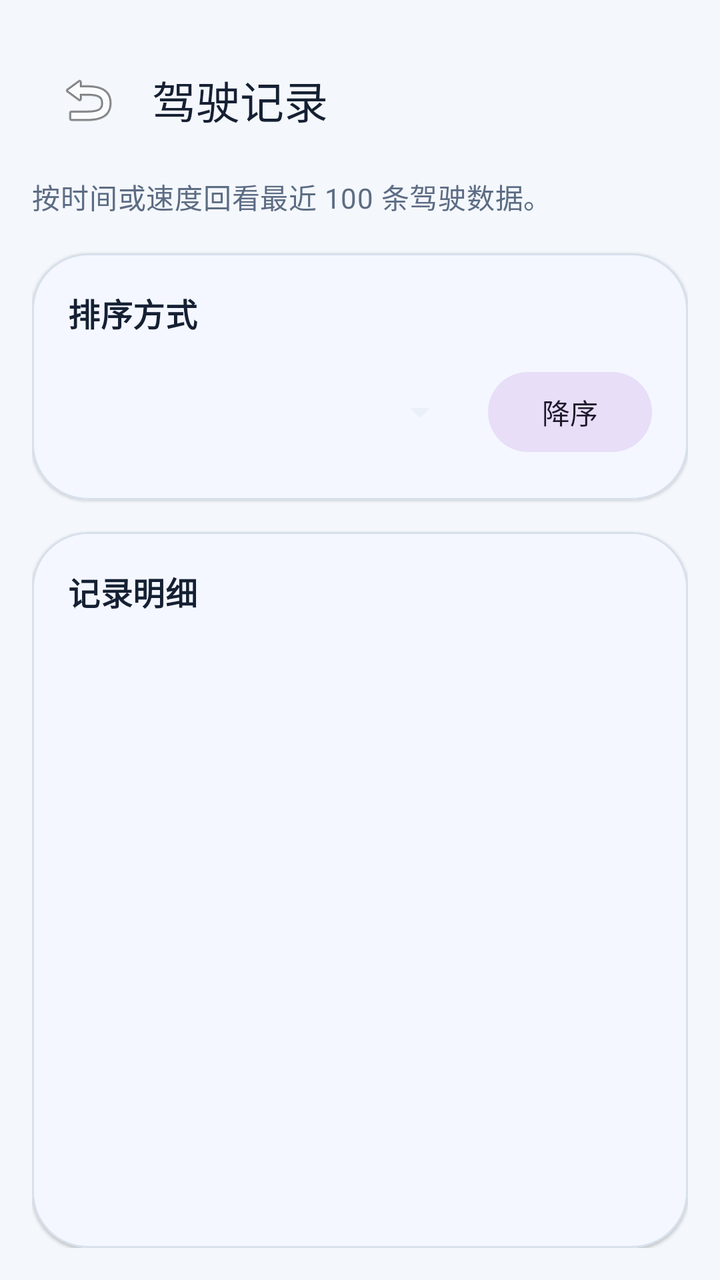
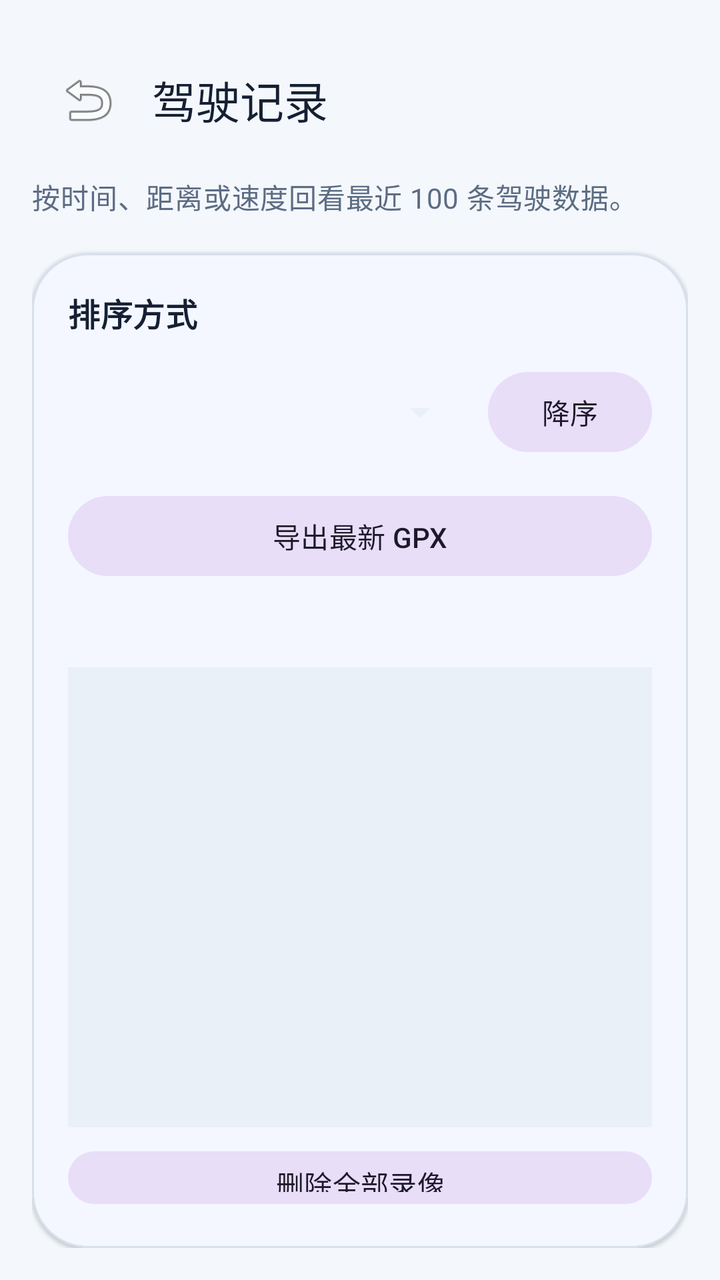

Screens rendered from an Android XML layout before and after an edit, with the pre-edit source and the edit as a unified diff.
<!-- AndroidManifest.xml: application theme Theme.CarSpeed -->
<!-- res/layout/activity_history.xml -->
<?xml version="1.0" encoding="utf-8"?>
<LinearLayout xmlns:android="http://schemas.android.com/apk/res/android"
    xmlns:app="http://schemas.android.com/apk/res-auto"
    android:layout_width="match_parent"
    android:layout_height="match_parent"
    android:background="@color/brand_sand"
    android:orientation="vertical"
    android:paddingStart="16dp"
    android:paddingTop="18dp"
    android:paddingEnd="16dp"
    android:paddingBottom="16dp">

    <com.google.android.material.appbar.MaterialToolbar
        android:id="@+id/toolbar"
        android:layout_width="match_parent"
        android:layout_height="wrap_content"
        android:backgroundTint="@android:color/transparent"
        app:navigationIcon="@android:drawable/ic_menu_revert"
        app:title="@string/history_title"
        app:titleTextColor="@color/text_primary" />

    <TextView
        android:layout_width="match_parent"
        android:layout_height="wrap_content"
        android:layout_marginTop="6dp"
        android:text="@string/history_subtitle"
        android:textAppearance="@style/TextAppearance.CarSpeed.Body" />

    <com.google.android.material.card.MaterialCardView
        android:layout_width="match_parent"
        android:layout_height="wrap_content"
        android:layout_marginTop="18dp"
        style="@style/Widget.CarSpeed.Card">

        <LinearLayout
            android:layout_width="match_parent"
            android:layout_height="wrap_content"
            android:orientation="vertical"
            android:padding="18dp">

            <TextView
                android:id="@+id/tvSortLabel"
                android:layout_width="wrap_content"
                android:layout_height="wrap_content"
                android:text="@string/sort_label"
                android:textAppearance="@style/TextAppearance.CarSpeed.SectionTitle" />

            <LinearLayout
                android:layout_width="match_parent"
                android:layout_height="wrap_content"
                android:layout_marginTop="12dp"
                android:gravity="center_vertical"
                android:orientation="horizontal">

                <Spinner
                    android:id="@+id/spSortField"
                    android:layout_width="0dp"
                    android:layout_height="52dp"
                    android:layout_weight="1"
                    android:backgroundTint="@color/surface_secondary" />

                <com.google.android.material.button.MaterialButton
                    android:id="@+id/btnSortOrder"
                    style="@style/Widget.Material3.Button.TonalButton"
                    android:layout_width="wrap_content"
                    android:layout_height="wrap_content"
                    android:layout_marginStart="10dp"
                    android:minWidth="82dp"
                    android:text="降序" />
            </LinearLayout>
        </LinearLayout>
    </com.google.android.material.card.MaterialCardView>

    <com.google.android.material.card.MaterialCardView
        android:layout_width="match_parent"
        android:layout_height="0dp"
        android:layout_marginTop="16dp"
        android:layout_weight="1"
        style="@style/Widget.CarSpeed.Card">

        <LinearLayout
            android:layout_width="match_parent"
            android:layout_height="match_parent"
            android:orientation="vertical"
            android:padding="18dp">

            <TextView
                android:layout_width="match_parent"
                android:layout_height="wrap_content"
                android:text="@string/history_panel_title"
                android:textAppearance="@style/TextAppearance.CarSpeed.SectionTitle" />

            <ScrollView
                android:layout_width="match_parent"
                android:layout_height="0dp"
                android:layout_marginTop="12dp"
                android:layout_weight="1">

                <TextView
                    android:id="@+id/tvHistory"
                    android:layout_width="match_parent"
                    android:layout_height="wrap_content"
                    android:fontFamily="monospace"
                    android:lineSpacingExtra="6dp"
                    android:paddingBottom="4dp"
                    android:textColor="@color/text_primary"
                    android:textSize="13sp" />
            </ScrollView>
        </LinearLayout>
    </com.google.android.material.card.MaterialCardView>
</LinearLayout>
<!-- resources referenced by this layout -->
<resources>
  <color name="brand_sand">#F4F7FB</color>
  <color name="surface_secondary">#EAF0F8</color>
  <color name="text_primary">#152033</color>
  <string name="history_panel_title">记录明细</string>
  <string name="history_subtitle">按时间或速度回看最近 100 条驾驶数据。</string>
  <string name="history_title">驾驶记录</string>
  <string name="sort_label">排序方式</string>
  <style name="TextAppearance.CarSpeed.Body" parent="TextAppearance.Material3.BodyMedium">
          <item name="android:textColor">@color/text_secondary</item>
      </style>
  <style name="TextAppearance.CarSpeed.SectionTitle" parent="TextAppearance.Material3.TitleMedium">
          <item name="android:textColor">@color/text_primary</item>
          <item name="android:textStyle">bold</item>
      </style>
  <style name="Widget.CarSpeed.Card" parent="Widget.Material3.CardView.Elevated">
          <item name="cardBackgroundColor">@color/surface_primary</item>
          <item name="strokeColor">@color/divider_soft</item>
          <item name="strokeWidth">1dp</item>
          <item name="cardCornerRadius">28dp</item>
      </style>
  <style name="Theme.CarSpeed" parent="Theme.Material3.DayNight.NoActionBar">
          <item name="colorPrimary">@color/brand_blue</item>
          <item name="colorSecondary">@color/brand_teal</item>
          <item name="colorSurface">@color/surface_primary</item>
          <item name="android:colorBackground">@color/brand_sand</item>
          <item name="android:statusBarColor">@android:color/transparent</item>
          <item name="android:navigationBarColor">@color/brand_navy</item>
          <item name="android:windowLightStatusBar">true</item>
          <item name="materialCardViewFilledStyle">@style/Widget.CarSpeed.Card</item>
      </style>
  <color name="text_secondary">#5C6C84</color>
  <color name="surface_primary">#FFFFFF</color>
  <color name="divider_soft">#D7E0EB</color>
  <color name="brand_blue">#2E6BFF</color>
  <color name="brand_teal">#1FB8A6</color>
  <color name="brand_navy">#0E1A2B</color>
</resources>

<!-- the commit's change to res/layout/activity_history.xml (unified diff, before → after) -->
@@ -45,10 +45,10 @@
                 android:text="@string/sort_label"
                 android:textAppearance="@style/TextAppearance.CarSpeed.SectionTitle" />
 
-            <LinearLayout
-                android:layout_width="match_parent"
-                android:layout_height="wrap_content"
-                android:layout_marginTop="12dp"
+                <LinearLayout
+                    android:layout_width="match_parent"
+                    android:layout_height="wrap_content"
+                    android:layout_marginTop="12dp"
                 android:gravity="center_vertical"
                 android:orientation="horizontal">
 
@@ -65,9 +65,46 @@
                     android:layout_width="wrap_content"
                     android:layout_height="wrap_content"
                     android:layout_marginStart="10dp"
-                    android:minWidth="82dp"
-                    android:text="降序" />
+                        android:minWidth="82dp"
+                        android:text="降序" />
             </LinearLayout>
+
+            <com.google.android.material.button.MaterialButton
+                android:id="@+id/btnExportGpx"
+                style="@style/Widget.Material3.Button.TonalButton"
+                android:layout_width="match_parent"
+                android:layout_height="wrap_content"
+                android:layout_marginTop="12dp"
+                android:text="@string/gpx_export_latest" />
+
+            <TextView
+                android:id="@+id/tvVideoSummary"
+                android:layout_width="match_parent"
+                android:layout_height="wrap_content"
+                android:layout_marginTop="12dp"
+                android:textAppearance="@style/TextAppearance.CarSpeed.SectionTitle" />
+
+            <ScrollView
+                android:layout_width="match_parent"
+                android:layout_height="230dp"
+                android:layout_marginTop="8dp"
+                android:background="@color/surface_secondary"
+                android:padding="8dp">
+
+                <LinearLayout
+                    android:id="@+id/layoutVideoList"
+                    android:layout_width="match_parent"
+                    android:layout_height="wrap_content"
+                    android:orientation="vertical" />
+            </ScrollView>
+
+            <com.google.android.material.button.MaterialButton
+                android:id="@+id/btnDeleteAllVideos"
+                style="@style/Widget.Material3.Button.TonalButton"
+                android:layout_width="match_parent"
+                android:layout_height="wrap_content"
+                android:layout_marginTop="8dp"
+                android:text="@string/video_delete_all" />
         </LinearLayout>
     </com.google.android.material.card.MaterialCardView>
 
<!-- resource entries referenced after the edit -->
@@ -3,10 +3,12 @@
   <color name="brand_sand">#F4F7FB</color>
   <color name="surface_secondary">#EAF0F8</color>
   <color name="text_primary">#152033</color>
+  <string name="gpx_export_latest">导出最新 GPX</string>
   <string name="history_panel_title">记录明细</string>
-  <string name="history_subtitle">按时间或速度回看最近 100 条驾驶数据。</string>
+  <string name="history_subtitle">按时间、距离或速度回看最近 100 条驾驶数据。</string>
   <string name="history_title">驾驶记录</string>
   <string name="sort_label">排序方式</string>
+  <string name="video_delete_all">删除全部录像</string>
   <style name="TextAppearance.CarSpeed.Body" parent="TextAppearance.Material3.BodyMedium">
           <item name="android:textColor">@color/text_secondary</item>
       </style>
